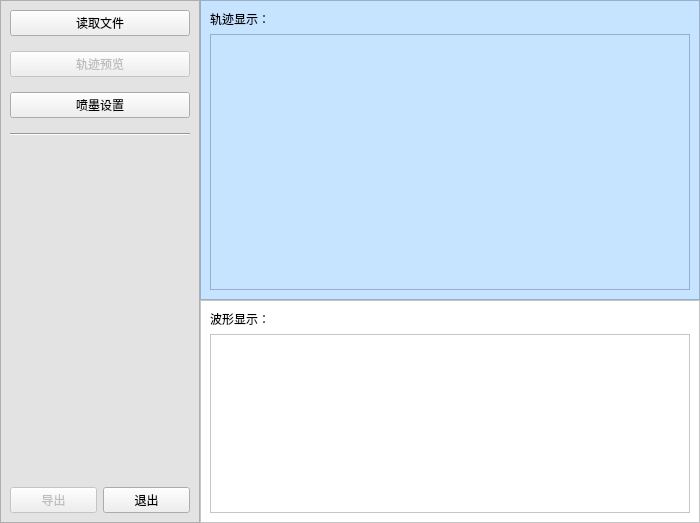
Before: the Qt Designer form GUI/MainWindow.ui in YanMing-lxb/Inkjet_Printing_System, drawn with Qt 5.
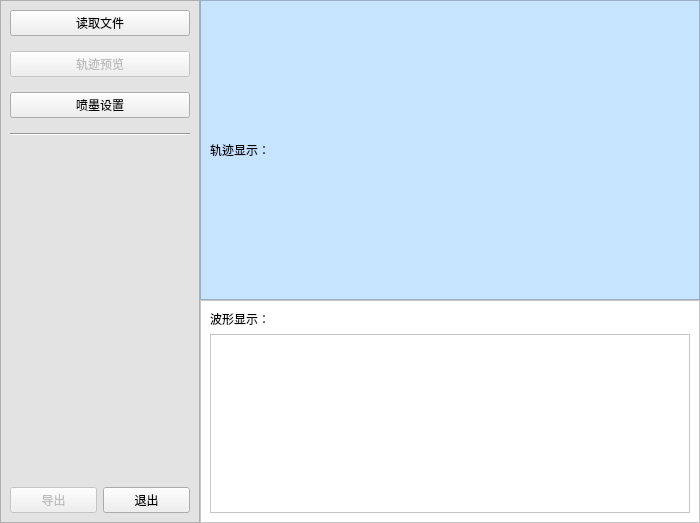
After: the same form once the commit is applied.

The edit to the form file:
```diff
--- a/GUI/MainWindow.ui
+++ b/GUI/MainWindow.ui
@@ -64,19 +64,6 @@
          </property>
         </widget>
        </item>
-       <item>
-        <widget class="QGraphicsView" name="graphicsView_PathDisplay">
-         <property name="contextMenuPolicy">
-          <enum>Qt::ActionsContextMenu</enum>
-         </property>
-         <property name="autoFillBackground">
-          <bool>true</bool>
-         </property>
-         <property name="transformationAnchor">
-          <enum>QGraphicsView::AnchorViewCenter</enum>
-         </property>
-        </widget>
-       </item>
       </layout>
      </widget>
     </item>
```
